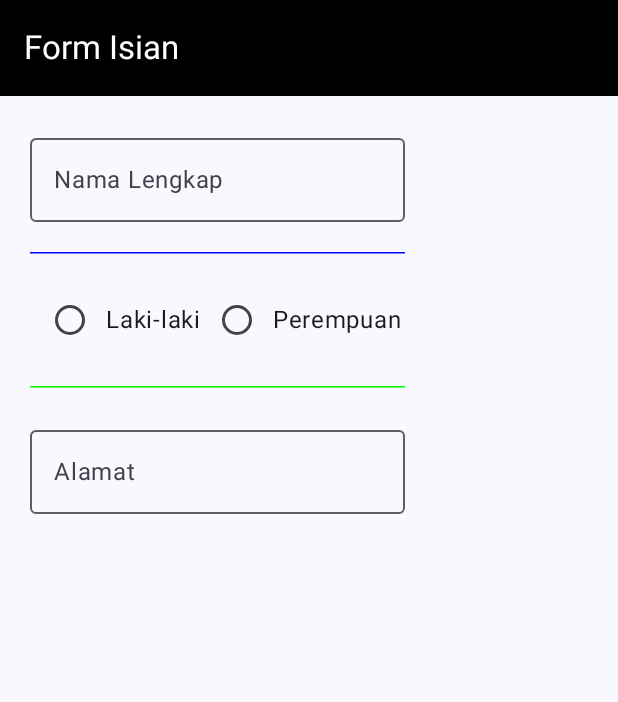
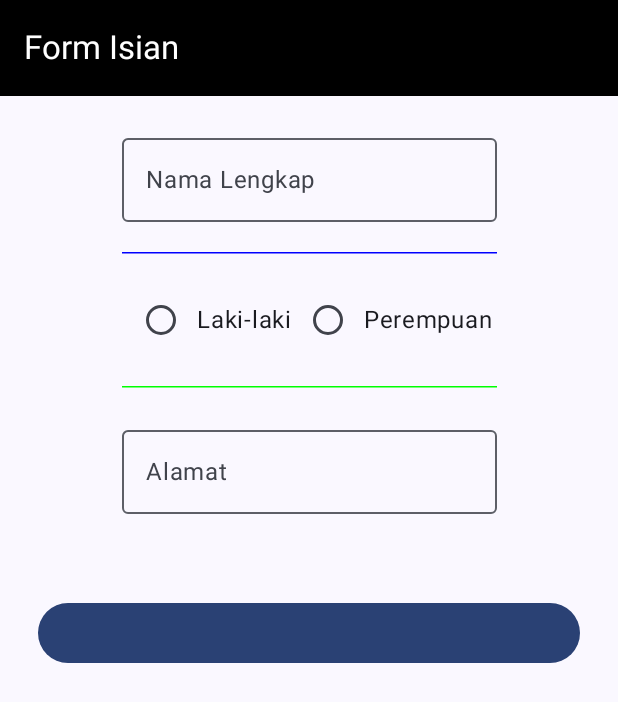
Before and after one commit to refkysyahrin/QuestNavigasiUI_050, an Android app built with Jetpack Compose: the composable FormIsian shown on its own in the app's theme, on a phone screen of 412 x 824 dp. Shown: the top 702 px of the screen. Run offline under Robolectric (Android 15) with nearby library versions, the phone set to English and light mode, and no system bars.

Commit message:
Membuat jarak antara form alamat dan membuat button untuk submit

```diff
--- a/app/src/main/java/com/example/questnavigasiui_050/view/Formulir.kt
+++ b/app/src/main/java/com/example/questnavigasiui_050/view/Formulir.kt
@@ -3,8 +3,12 @@ package com.example.questnavigasiui_050.view
 import androidx.compose.foundation.layout.Arrangement
 import androidx.compose.foundation.layout.Column
 import androidx.compose.foundation.layout.Row
+import androidx.compose.foundation.layout.Spacer
+import androidx.compose.foundation.layout.fillMaxWidth
+import androidx.compose.foundation.layout.height
 import androidx.compose.foundation.layout.padding
 import androidx.compose.foundation.layout.width
+import androidx.compose.material3.Button
 import androidx.compose.material3.DividerDefaults.Thickness
 import androidx.compose.material3.ExperimentalMaterial3Api
 import androidx.compose.material3.HorizontalDivider
@@ -79,6 +83,14 @@ fun FormIsian(
                 label = {Text(text = "Alamat")},
                 onValueChange = {},
             )
+            Spacer(modifier = Modifier.height(height = 30.dp))
+            Button(
+                modifier = Modifier.fillMaxWidth(fraction = 1f)
+                    .padding(all = 25.dp),
+                onClick = OnSubmitBtnClick
+            ){
+
+            }
 
 
         }
```
